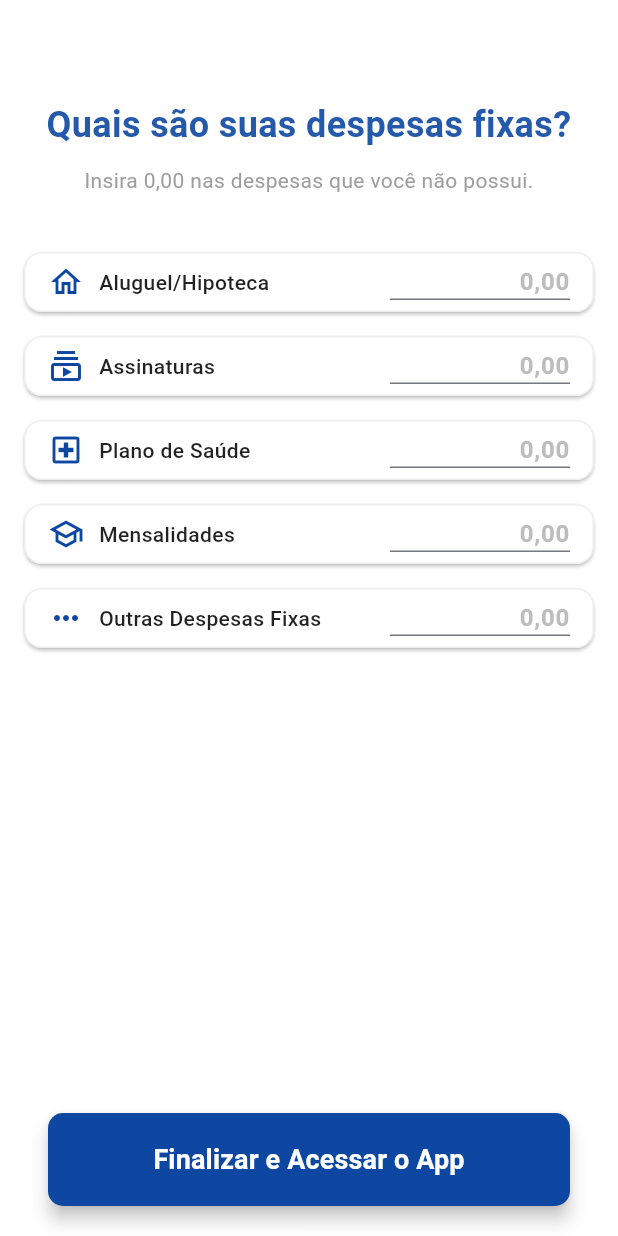
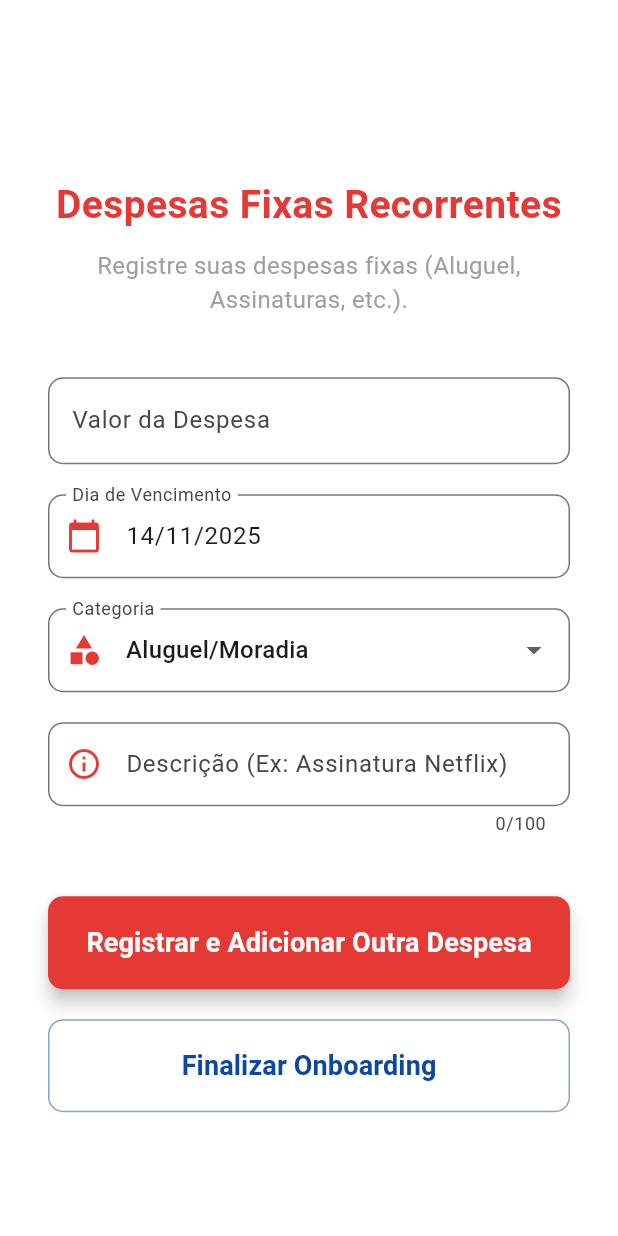
Before and after one commit to ChristianSRocha/horizon_finance, a Flutter app: the DespesasFixasScreen screen opened by its route, on a phone screen of 412 x 824 dp. Run offline on Flutter 3.47's test engine with Material 3 defaults, Android fonts, the phone set to English and light mode, and no system bars; our stand-ins replace email_validator, fl_chart, flutter_riverpod, freezed_annotation, go_router, supabase_flutter; accounts and stored records are empty.

Commit message:
feat(onboarding): Refatora Despesas Fixas para fluxo de multi-registro (UX)

```diff
--- a/lib/screens/auth/despesas_fixas_screen.dart
+++ b/lib/screens/auth/despesas_fixas_screen.dart
@@ -1,84 +1,70 @@
-import 'dart:developer' as developer;
 import 'package:flutter/material.dart';
 import 'package:flutter_riverpod/flutter_riverpod.dart';
 import 'package:go_router/go_router.dart';
+import 'package:horizon_finance/features/auth/services/auth_service.dart';
 import 'package:horizon_finance/features/transactions/services/transaction_service.dart';
 import 'package:horizon_finance/features/transactions/models/transactions.dart';
-import 'package:horizon_finance/features/auth/services/auth_service.dart';
+import 'package:intl/intl.dart';
+import 'dart:developer' as developer;
 
 class DespesasFixasScreen extends ConsumerStatefulWidget {
   const DespesasFixasScreen({super.key});
 
   @override
-  ConsumerState<DespesasFixasScreen> createState() => _DespesasFixasScreenState();
+  ConsumerState<DespesasFixasScreen> createState() =>
+      _DespesasFixasScreenState();
 }
 
 class _DespesasFixasScreenState extends ConsumerState<DespesasFixasScreen> {
-  final List<Map<String, dynamic>> _despesas = [
-    {
-      'name': 'Aluguel/Hipoteca',
-      'icon': Icons.home_outlined,
-      'value': 0.0,
-      'controller': TextEditingController(),
-    },
-    {
-      'name': 'Assinaturas',
-      'icon': Icons.subscriptions_outlined,
-      'value': 0.0,
-      'controller': TextEditingController(),
-    },
-    {
-      'name': 'Plano de Saúde',
-      'icon': Icons.local_hospital_outlined,
-      'value': 0.0,
-      'controller': TextEditingController(),
-    },
-    {
-      'name': 'Mensalidades',
-      'icon': Icons.school_outlined,
-      'value': 0.0,
-      'controller': TextEditingController(),
-    },
-    {
-      'name': 'Outras Despesas Fixas',
-      'icon': Icons.more_horiz,
-      'value': 0.0,
-      'controller': TextEditingController(),
-    },
-  ];
+  final TextEditingController _valueController = TextEditingController();
+  final TextEditingController _descriptionController = TextEditingController();
+  final _formKey = GlobalKey<FormState>();
 
   bool _isLoading = false;
+  final Color _color = const Color(0xFFE53935); // Vermelho para Despesa Fixa
+
+  // ESTADOS
+  DateTime _selectedDate = DateTime.now();
+  int _selectedCategoryId = 6;
+  String _selectedCategoryName = 'Aluguel/Moradia';
+
+  // CATEGORIAS MOCK
+  final Map<int, String> _expenseCategories = {
+    6: 'Aluguel/Moradia',
+    7: 'Contas Fixas (Luz, Água)',
+    8: 'Assinaturas',
+    9: 'Transporte',
+    10: 'Educação',
+    11: 'Saúde',
+    12: 'Outros Fixos',
+  };
 
   @override
   void dispose() {
-    // Libera os controllers
-    for (var despesa in _despesas) {
-      (despesa['controller'] as TextEditingController).dispose();
-    }
+    _valueController.dispose();
+    _descriptionController.dispose();
     super.dispose();
   }
 
-  // Converte string formatada para double
+  // --- FUNÇÕES DE VALOR E FORMATAÇÃO ---
+
   double _parseValue(String text) {
     if (text.isEmpty) return 0.0;
 
-    // Remove R$, espaços e converte , para .
     String cleanValue = text
         .replaceAll('R\$', '')
         .replaceAll(' ', '')
-        .replaceAll('.', '') // Remove separador de milhar
-        .replaceAll(',', '.'); // Converte decimal
+        .replaceAll('.', '')
+        .replaceAll(',', '.');
 
     return double.tryParse(cleanValue) ?? 0.0;
   }
 
-  // Formata valor para exibição
+  // CORREÇÃO APLICADA: Função de formatação para remover zeros à esquerda
   String _formatValue(String text) {
-    if (text.isEmpty) return '';
-
     String cleanText = text.replaceAll(RegExp(r'[^\d]'), '');
 
-    if (cleanText.isEmpty) return '';
+    if (cleanText.isEmpty) return '0,00';
 
     while (cleanText.length < 3) {
       cleanText = '0$cleanText';
@@ -87,111 +73,214 @@ class _DespesasFixasScreenState extends ConsumerState<DespesasFixasScreen> {
     String integerPart = cleanText.substring(0, cleanText.length - 2);
     String fractionalPart = cleanText.substring(cleanText.length - 2);
 
+    // CORREÇÃO CHAVE: Remove zeros à esquerda (ex: "001" -> "1")
+    integerPart = BigInt.parse(integerPart).toString();
+
     if (integerPart.length > 3) {
       integerPart = integerPart.replaceAllMapped(
         RegExp(r'(\d{1,3})(?=(\d{3})+(?!\d))'),
         (Match m) => '${m[1]}.',
       );
     }
-
     return '$integerPart,$fractionalPart';
   }
 
-  // Salva todas as despesas no backend
-  Future<void> _saveAndContinue() async {
+  // --- FUNÇÕES DE FLUXO ---
 
-    setState(() {
-      _isLoading = true;
-    });
+  Future<void> _saveTransaction() async {
+    if (!_formKey.currentState!.validate()) return;
+
+    final valor = _parseValue(_valueController.text);
+    if (valor <= 0) return;
+
+    setState(() => _isLoading = true);
 
     try {
       final transactionService = ref.read(TransactionServiceProvider);
 
-      // Lista para armazenar apenas despesas com valor > 0
-      List<Map<String, dynamic>> despesasParaSalvar = [];
+      await transactionService.addTransaction(
+        descricao: _descriptionController.text.isEmpty
+            ? 'Despesa Fixa'
+            : _descriptionController.text,
+        tipo: TransactionType.despesa,
+        valor: valor,
+        categoriaId: _selectedCategoryId,
+        fixedTransaction: true,
+        diaDoMes: _selectedDate.day,
+        data: _selectedDate,
+      );
 
-      // Processa cada despesa
-      for (var despesa in _despesas) {
-        final controller = despesa['controller'] as TextEditingController;
-        final valor = _parseValue(controller.text);
-
-
-
-        // Só adiciona se valor > 0
-        if (valor > 0) {
-          despesasParaSalvar.add({
-            'descricao': despesa['name'],
-            'valor': valor,
+      if (mounted) {
+        _valueController.clear();
+        _descriptionController.clear();
+        setState(() {
+          _selectedCategoryName = 'Aluguel/Moradia';
+          _selectedCategoryId = 6;
+          _selectedDate = DateTime.now();
         });
 
+        ScaffoldMessenger.of(context).showSnackBar(
+          SnackBar(
+            content: Text(
+                'Despesa "${_expenseCategories[_selectedCategoryId]}" salva! Adicione outra se necessário.'),
+            backgroundColor: Colors.green,
+          ),
+        );
+      }
+    } catch (e) {
+      if (mounted) {
+        ScaffoldMessenger.of(context).showSnackBar(
+          SnackBar(
+              content: Text('Erro ao salvar: ${e.toString()}'),
+              backgroundColor: Colors.red),
+        );
+      }
+    } finally {
+      if (mounted) setState(() => _isLoading = false);
     }
   }
 
-
-      // Salva cada despesa no banco
-      int savedCount = 0;
-      for (var despesa in despesasParaSalvar) {
+  Future<void> _finishOnboarding() async {
+    setState(() => _isLoading = true);
     try {
-
-          final transaction = await transactionService.addTransaction(
-            descricao: despesa['descricao'],
-            tipo: TransactionType.despesa,
-            valor: despesa['valor'],
-            categoriaId: 1, // Ajuste conforme sua lógica de categorias
-            fixedTransaction: true,
-            diaDoMes: 5, // Dia padrão, ajuste conforme necessário
-            data: null,
+      // Usa o serviço para marcar que o onboarding foi concluído
+      await ref.read(authServiceProvider.notifier).concluirOnboarding();
+      if (mounted) context.go('/dashboard');
+    } catch (e) {
+      if (mounted) {
+        ScaffoldMessenger.of(context).showSnackBar(
+          const SnackBar(
+              content: Text('Erro ao finalizar Onboarding.'),
+              backgroundColor: Colors.red),
         );
-
-          savedCount++;
-
-        } catch (e) {
-          // Loga o erro para diagnóstico, mas permite que o loop continue
-          developer.log('Falha ao salvar a despesa "${despesa['descricao']}"', error: e);
-          // Continue tentando salvar as outras despesas
+      }
+    } finally {
+      if (mounted) setState(() => _isLoading = false);
     }
   }
 
+  // --- FUNÇÕES DE DATA E CATEGORIA ---
 
-      if (mounted) {
-        // Mostra mensagem de sucesso
-        ScaffoldMessenger.of(context).showSnackBar(
-          SnackBar(
-            content: Text('$savedCount despesa(s) salva(s) com sucesso!'),
-            backgroundColor: Colors.green,
-            duration: const Duration(seconds: 2),
+  String _formatDate(DateTime date) {
+    return DateFormat('dd/MM/yyyy').format(date);
+  }
+
+  Future<void> _selectDate(BuildContext context) async {
+    final DateTime? picked = await showDatePicker(
+      context: context,
+      initialDate: _selectedDate,
+      firstDate: DateTime(2000),
+      lastDate: DateTime(2101),
+    );
+    if (picked != null && picked != _selectedDate) {
+      setState(() => _selectedDate = picked);
+    }
+  }
+
+  // --- WIDGETS DE CONSTRUÇÃO ---
+
+  Widget _buildValueField(Color color) {
+    return TextFormField(
+      controller: _valueController,
+      keyboardType: const TextInputType.numberWithOptions(decimal: true),
+      onChanged: (value) {
+        String formatted = _formatValue(value);
+        if (formatted.isNotEmpty) {
+          _valueController.value = TextEditingValue(
+            text: formatted,
+            selection: TextSelection.collapsed(offset: formatted.length),
+          );
+        }
+      },
+      decoration: InputDecoration(
+        labelText: 'Valor da Despesa',
+        prefixText: 'R\$ ',
+        prefixStyle: TextStyle(color: color, fontSize: 18),
+        border: const OutlineInputBorder(
+            borderRadius: BorderRadius.all(Radius.circular(10))),
+        focusedBorder: OutlineInputBorder(
+          borderRadius: BorderRadius.circular(10),
+          borderSide: BorderSide(color: color, width: 2),
+        ),
+      ),
+      validator: (value) {
+        if (_parseValue(value ?? '') <= 0) {
+          return 'Insira um valor maior que zero.';
+        }
+        return null;
+      },
+    );
+  }
+
+  Widget _buildDateField(Color color) {
+    return TextFormField(
+      readOnly: true,
+      controller: TextEditingController(text: _formatDate(_selectedDate)),
+      decoration: InputDecoration(
+        labelText: 'Dia de Vencimento',
+        prefixIcon: Icon(Icons.calendar_today, color: color),
+        border: const OutlineInputBorder(
+            borderRadius: BorderRadius.all(Radius.circular(10))),
+        focusedBorder: OutlineInputBorder(
+          borderRadius: BorderRadius.circular(10),
+          borderSide: BorderSide(color: color, width: 2),
+        ),
+      ),
+      onTap: () => _selectDate(context),
+    );
+  }
+
+  Widget _buildCategoryField(Color color) {
+    return DropdownButtonFormField<int>(
+      decoration: InputDecoration(
+        labelText: 'Categoria',
+        prefixIcon: Icon(Icons.category, color: color),
+        border: const OutlineInputBorder(
+            borderRadius: BorderRadius.all(Radius.circular(10))),
+        focusedBorder: OutlineInputBorder(
+          borderRadius: BorderRadius.circular(10),
+          borderSide: BorderSide(color: color, width: 2),
+        ),
+      ),
+      value: _selectedCategoryId,
+      items: _expenseCategories.entries.map((entry) {
+        return DropdownMenuItem<int>(
+          value: entry.key,
+          child: Text(entry.value),
+        );
+      }).toList(),
+      onChanged: (int? newValue) {
+        if (newValue != null) {
+          setState(() {
+            _selectedCategoryId = newValue;
+            _selectedCategoryName = _expenseCategories[newValue]!;
+          });
+        }
+      },
+      validator: (value) {
+        if (value == null) {
+          return 'Selecione uma categoria.';
+        }
+        return null;
+      },
+    );
+  }
+
+  Widget _buildDescriptionField(Color color) {
+    return TextFormField(
+      controller: _descriptionController,
+      maxLength: 100,
+      decoration: InputDecoration(
+        labelText: 'Descrição (Ex: Assinatura Netflix)',
+        prefixIcon: Icon(Icons.info_outline, color: color),
+        border: const OutlineInputBorder(
+            borderRadius: BorderRadius.all(Radius.circular(10))),
+        focusedBorder: OutlineInputBorder(
+          borderRadius: BorderRadius.circular(10),
+          borderSide: BorderSide(color: color, width: 2),
+        ),
       ),
     );
-
-        // Pequeno delay para mostrar o snackbar
-        await Future.delayed(const Duration(milliseconds: 500));
-
-        // Marca o onboarding como concluído
-        await ref.read(authServiceProvider.notifier).concluirOnboarding();
-
-        // Navega para o dashboard usando go_router
-        context.go('/dashboard');
-      }
-    } catch (e) {
-
-      if (mounted) {
-        ScaffoldMessenger.of(context).showSnackBar(
-          SnackBar(
-            content: Text('Erro ao salvar despesas: ${e.toString()}'),
-            backgroundColor: Colors.red,
-            duration: const Duration(seconds: 5),
-          ),
-        );
-      }
-    } finally {
-      if (mounted) {
-        setState(() {
-          _isLoading = false;
-        });
-
-
-      }
-    }
   }
 
   @override
@@ -205,154 +294,95 @@ class _DespesasFixasScreenState extends ConsumerState<DespesasFixasScreen> {
         elevation: 0,
         centerTitle: true,
       ),
-      body: Column(
+      body: Center(
+        child: SingleChildScrollView(
+          padding: const EdgeInsets.all(32.0),
+          child: Form(
+            key: _formKey,
+            child: Column(
               crossAxisAlignment: CrossAxisAlignment.stretch,
+              mainAxisAlignment: MainAxisAlignment.center,
               children: <Widget>[
-          const SizedBox(height: 10),
-
+                // TÍTULOS
                 Text(
-            'Quais são suas despesas fixas?',
+                  'Despesas Fixas Recorrentes',
                   textAlign: TextAlign.center,
                   style: TextStyle(
-              fontSize: 24,
+                    fontSize: 26,
                     fontWeight: FontWeight.bold,
-              color: primaryBlue.withOpacity(0.9),
+                    color: _color,
                   ),
                 ),
                 const SizedBox(height: 10),
                 const Text(
-            'Insira 0,00 nas despesas que você não possui.',
+                  'Registre suas despesas fixas (Aluguel, Assinaturas, etc.).',
                   textAlign: TextAlign.center,
                   style: TextStyle(
-              fontSize: 14,
+                    fontSize: 16,
                     color: Colors.grey,
                   ),
                 ),
-          const SizedBox(height: 30),
+                const SizedBox(height: 40),
 
-          Expanded(
-            child: ListView.builder(
-              itemCount: _despesas.length,
-              itemBuilder: (context, index) {
-                final despesa = _despesas[index];
-                return _buildDespesaTile(
-                  name: despesa['name'],
-                  icon: despesa['icon'],
-                  controller: despesa['controller'],
-                  primaryColor: primaryBlue,
-                );
-              },
-            ),
-          ),
+                // CAMPOS DE FORMULÁRIO
+                _buildValueField(_color),
+                const SizedBox(height: 20),
 
-          Padding(
-            padding: const EdgeInsets.only(left: 32, right: 32, bottom: 20, top: 10),
-            child: ElevatedButton(
-              onPressed: _isLoading ? null : _saveAndContinue,
+                _buildDateField(_color),
+                const SizedBox(height: 20),
+
+                _buildCategoryField(_color),
+                const SizedBox(height: 20),
+
+                _buildDescriptionField(_color),
+                const SizedBox(height: 40),
+
+                // BOTÃO PRINCIPAL: SALVA E LIMPA O FORM
+                ElevatedButton(
+                  onPressed: _isLoading ? null : _saveTransaction,
                   style: ElevatedButton.styleFrom(
-                backgroundColor: primaryBlue,
+                    backgroundColor: _color,
                     foregroundColor: Colors.white,
                     padding: const EdgeInsets.symmetric(vertical: 18),
                     shape: RoundedRectangleBorder(
                       borderRadius: BorderRadius.circular(10),
                     ),
                     elevation: 5,
-                disabledBackgroundColor: primaryBlue.withOpacity(0.5),
+                    disabledBackgroundColor: _color.withOpacity(0.5),
                   ),
                   child: _isLoading
                       ? const SizedBox(
                           height: 20,
                           width: 20,
                           child: CircularProgressIndicator(
-                        color: Colors.white,
-                        strokeWidth: 2,
-                      ),
-                    )
+                              color: Colors.white, strokeWidth: 2))
                       : const Text(
-                      'Finalizar e Acessar o App',
-                      style: TextStyle(fontSize: 18, fontWeight: FontWeight.bold),
+                          'Registrar e Adicionar Outra Despesa',
+                          style: TextStyle(
+                              fontSize: 18, fontWeight: FontWeight.bold),
                         ),
                 ),
+                const SizedBox(height: 20),
+
+                // BOTÃO SECUNDÁRIO: FINALIZA O ONBOARDING
+                OutlinedButton(
+                  onPressed: _isLoading ? null : _finishOnboarding,
+                  style: OutlinedButton.styleFrom(
+                    foregroundColor: primaryBlue,
+                    side: BorderSide(color: primaryBlue.withOpacity(0.5)),
+                    padding: const EdgeInsets.symmetric(vertical: 18),
+                    shape: RoundedRectangleBorder(
+                        borderRadius: BorderRadius.circular(10)),
                   ),
+                  child: const Text('Finalizar Onboarding',
+                      style:
+                          TextStyle(fontSize: 18, fontWeight: FontWeight.bold)),
+                ),
+
+                const SizedBox(height: 20),
               ],
             ),
-    );
-  }
-
-  Widget _buildDespesaTile({
-    required String name,
-    required IconData icon,
-    required TextEditingController controller,
-    required Color primaryColor,
-  }) {
-    final TextStyle valueStyle = TextStyle(
-      color: primaryColor,
-      fontWeight: FontWeight.bold,
-      fontSize: 16,
-    );
-
-    return Card(
-      color: Colors.white,
-      margin: const EdgeInsets.symmetric(horizontal: 16, vertical: 8),
-      elevation: 1,
-      shape: RoundedRectangleBorder(
-        borderRadius: BorderRadius.circular(12),
-        side: BorderSide(color: Colors.grey.shade200, width: 1),
           ),
-      child: Padding(
-        padding: const EdgeInsets.symmetric(vertical: 8, horizontal: 16),
-        child: Row(
-          children: [
-            Icon(icon, color: primaryColor),
-            const SizedBox(width: 10),
-            Expanded(
-              child: Text(
-                name,
-                style: const TextStyle(
-                  fontWeight: FontWeight.w500,
-                  color: Colors.black87,
-                ),
-                overflow: TextOverflow.ellipsis,
-              ),
-            ),
-            const SizedBox(width: 10),
-
-            SizedBox(
-              width: 120,
-              child: TextFormField(
-                controller: controller,
-                keyboardType: const TextInputType.numberWithOptions(decimal: true),
-                textAlign: TextAlign.right,
-                onChanged: (value) {
-                  // Formata o valor enquanto digita
-                  String formatted = _formatValue(value);
-                  if (formatted.isNotEmpty) {
-                    controller.value = TextEditingValue(
-                      text: formatted,
-                      selection: TextSelection.collapsed(offset: formatted.length),
-                    );
-                  }
-
-
-                },
-                style: valueStyle,
-                decoration: InputDecoration(
-                  prefixText: 'R\$ ',
-                  prefixStyle: valueStyle,
-                  hintText: '0,00',
-                  hintStyle: TextStyle(color: Colors.grey.shade400, fontSize: 16),
-                  border: UnderlineInputBorder(
-                    borderSide: BorderSide(color: Colors.grey.shade400)
-                  ),
-                  focusedBorder: UnderlineInputBorder(
-                    borderSide: BorderSide(color: primaryColor, width: 2),
-                  ),
-                  contentPadding: const EdgeInsets.symmetric(vertical: 0, horizontal: 0),
-                  isDense: true,
-                ),
-              ),
-            ),
-          ],
         ),
       ),
     );
```
Lines whose indentation alone changed are shown as unchanged.
